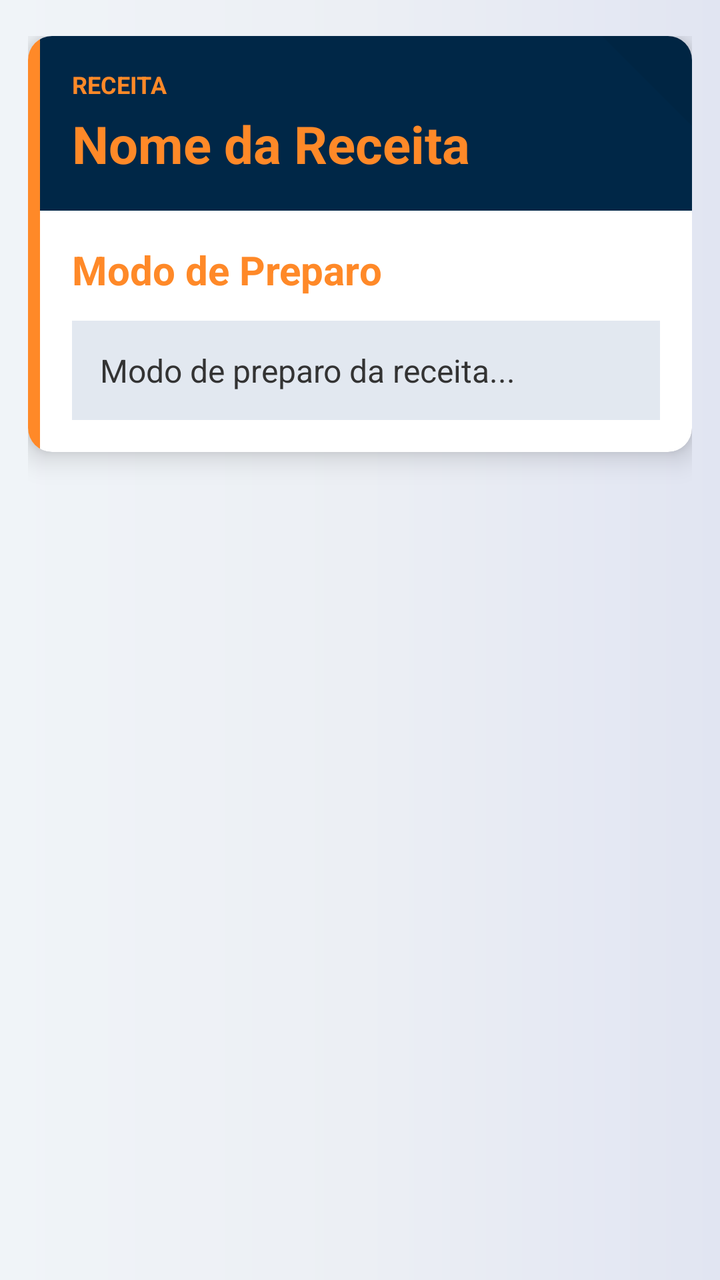
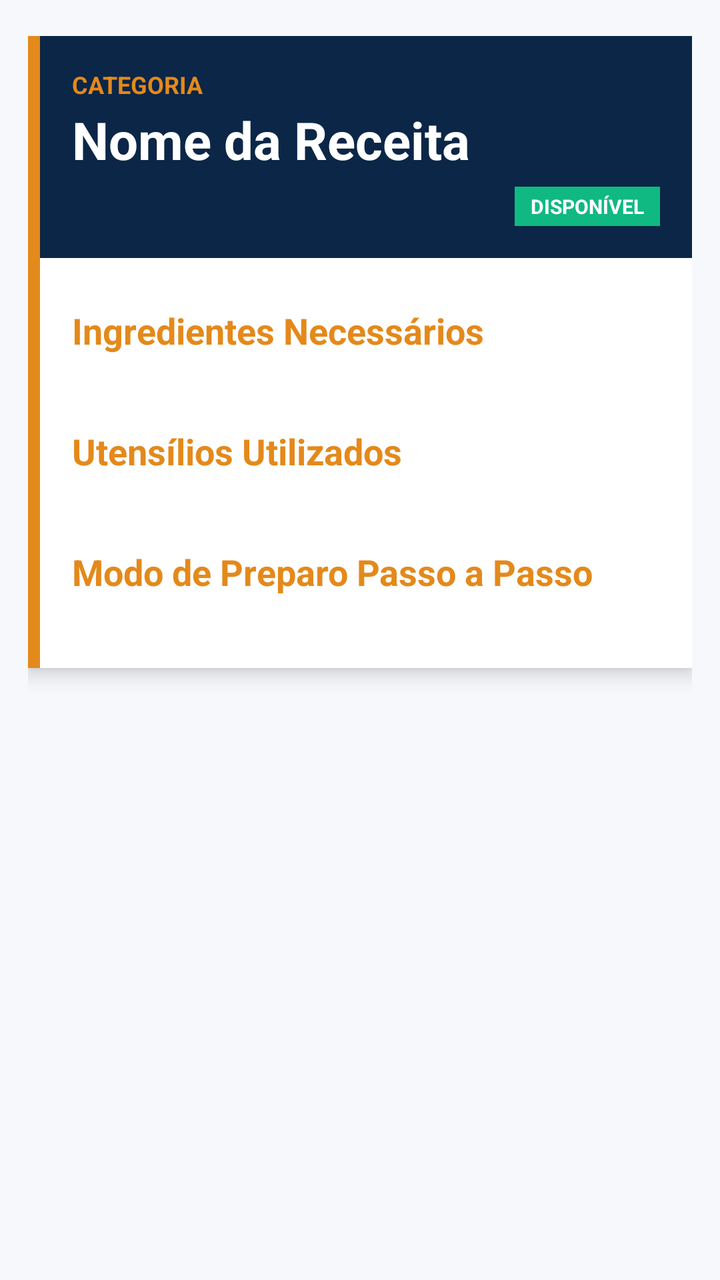

Compare the two renders of this Android layout. The source of the first and the diff that turns it into the second are given below.
<!-- AndroidManifest.xml: application theme Theme.MobileSIGEC -->
<!-- res/layout/fragment_detalhes_receita.xml -->
<?xml version="1.0" encoding="utf-8"?>
<ScrollView xmlns:android="http://schemas.android.com/apk/res/android"
    xmlns:app="http://schemas.android.com/apk/res-auto"
    android:layout_width="match_parent"
    android:layout_height="match_parent"
    android:background="@drawable/bg_gradient"
    android:fillViewport="true">

    <LinearLayout
        android:layout_width="match_parent"
        android:layout_height="wrap_content"
        android:orientation="vertical"
        android:paddingTop="18dp"
        android:paddingBottom="24dp"
        android:paddingStart="14dp"
        android:paddingEnd="14dp">

        
        <androidx.cardview.widget.CardView
            android:layout_width="match_parent"
            android:layout_height="wrap_content"
            app:cardCornerRadius="12dp"
            app:cardElevation="8dp"
            app:cardBackgroundColor="#FFFFFF">

            <LinearLayout
                android:layout_width="match_parent"
                android:layout_height="wrap_content"
                android:orientation="horizontal">

                
                <View
                    android:layout_width="6dp"
                    android:layout_height="match_parent"
                    android:background="@color/secondary_container" />

                <LinearLayout
                    android:layout_width="0dp"
                    android:layout_height="wrap_content"
                    android:layout_weight="1"
                    android:orientation="vertical">


                    
                    
                    

                    <FrameLayout
                        android:layout_width="match_parent"
                        android:layout_height="wrap_content"
                        android:background="@color/primary">

                        <ImageView
                            android:layout_width="45dp"
                            android:layout_height="45dp"
                            android:layout_gravity="top|end"
                            android:src="@drawable/bg_card_corner_accent"
                            app:tint="#40000000" />

                        <LinearLayout
                            android:layout_width="match_parent"
                            android:layout_height="wrap_content"
                            android:orientation="vertical"
                            android:padding="16dp">

                            <TextView
                                android:layout_width="wrap_content"
                                android:layout_height="wrap_content"
                                android:text="RECEITA"
                                android:textColor="@color/secondary_container"
                                android:textSize="12sp"
                                android:textStyle="bold" />


                            

                            <TextView
                                android:id="@+id/txtNomeReceita"
                                android:layout_width="match_parent"
                                android:layout_height="wrap_content"
                                android:text="Nome da Receita"
                                android:textColor="@color/secondary_container"
                                android:textSize="26sp"
                                android:textStyle="bold"
                                android:layout_marginTop="4dp" />

                        </LinearLayout>

                    </FrameLayout>


                    
                    
                    

                    <LinearLayout
                        android:layout_width="match_parent"
                        android:layout_height="wrap_content"
                        android:orientation="vertical"
                        android:padding="16dp">


                        

                        <TextView
                            android:layout_width="wrap_content"
                            android:layout_height="wrap_content"
                            android:text="Modo de Preparo"
                            android:textColor="@color/secondary_container"
                            android:textSize="20sp"
                            android:textStyle="bold"
                            android:layout_marginBottom="12dp" />


                        

                        <TextView
                            android:id="@+id/txtPreparoReceita"
                            android:layout_width="match_parent"
                            android:layout_height="wrap_content"
                            android:text="Modo de preparo da receita..."
                            android:textColor="#333333"
                            android:textSize="16sp"
                            android:background="#E2E8F0"
                            android:padding="14dp"
                            android:lineSpacingExtra="4dp" />

                    </LinearLayout>

                </LinearLayout>

            </LinearLayout>

        </androidx.cardview.widget.CardView>

    </LinearLayout>

</ScrollView>
<!-- resources referenced by this layout -->
<resources>
  <color name="primary">#002747</color>
  <color name="secondary_container">#ff8928</color>
  <!-- drawable bg_card_corner_accent (drawable) -->
  <?xml version="1.0" encoding="utf-8"?>
  <vector xmlns:android="http://schemas.android.com/apk/res/android"
      android:width="45dp"
      android:height="45dp"
      android:viewportWidth="45"
      android:viewportHeight="45">
  
      
      <path
          android:fillColor="#40ED7B23"
          android:pathData="M0,0 L45,0 L45,45 Z" />
  </vector>
  <!-- drawable bg_gradient (drawable) -->
  <?xml version="1.0" encoding="utf-8"?>
  <shape xmlns:android="http://schemas.android.com/apk/res/android"
      android:shape="rectangle">
      <gradient
          android:angle="0"
          android:startColor="#F0F4F8"
          android:centerColor="#ECEFF4"
          android:endColor="#E1E5F2"
          android:type="linear" />
  </shape>
  <style name="Theme.MobileSIGEC" parent="Theme.Material3.DayNight.NoActionBar">
          
          <item name="colorPrimary">@color/senac_blue</item>
          <item name="colorOnPrimary">@color/white</item>
          <item name="colorPrimaryContainer">@color/senac_blue</item>
          <item name="colorOnPrimaryContainer">@color/white</item>
  
          
          <item name="colorSecondary">@color/senac_orange</item>
          <item name="colorOnSecondary">@color/white</item>
          <item name="colorSecondaryContainer">@color/senac_orange</item>
          <item name="colorOnSecondaryContainer">@color/white</item>
  
          
          <item name="android:statusBarColor">@color/senac_blue</item>
          <item name="android:windowLightStatusBar">false</item>
          
      </style>
  <color name="senac_blue">#002747</color>
  <color name="white">#FFFFFFFF</color>
  <color name="senac_orange">#F7941D</color>
</resources>

<!-- the commit's change to res/layout/fragment_detalhes_receita.xml (unified diff, before → after) -->
@@ -1,9 +1,9 @@
 <?xml version="1.0" encoding="utf-8"?>
-<ScrollView xmlns:android="http://schemas.android.com/apk/res/android"
+<androidx.core.widget.NestedScrollView xmlns:android="http://schemas.android.com/apk/res/android"
     xmlns:app="http://schemas.android.com/apk/res-auto"
     android:layout_width="match_parent"
     android:layout_height="match_parent"
-    android:background="@drawable/bg_gradient"
+    android:background="#F6F8FB"
     android:fillViewport="true">
 
     <LinearLayout
@@ -19,10 +19,11 @@
         <androidx.cardview.widget.CardView
             android:layout_width="match_parent"
             android:layout_height="wrap_content"
-            app:cardCornerRadius="12dp"
-            app:cardElevation="8dp"
+            app:cardCornerRadius="0dp"
+            app:cardElevation="6dp"
             app:cardBackgroundColor="#FFFFFF">
 
+            
             <LinearLayout
                 android:layout_width="match_parent"
                 android:layout_height="wrap_content"
@@ -32,66 +33,55 @@
                 <View
                     android:layout_width="6dp"
                     android:layout_height="match_parent"
-                    android:background="@color/secondary_container" />
+                    android:background="#E4891b" />
 
+                
                 <LinearLayout
                     android:layout_width="0dp"
                     android:layout_height="wrap_content"
                     android:layout_weight="1"
                     android:orientation="vertical">
 
-
                     
-                    
-                    
-
-                    <FrameLayout
+                    <LinearLayout
                         android:layout_width="match_parent"
                         android:layout_height="wrap_content"
-                        android:background="@color/primary">
+                        android:background="#0B2647"
+                        android:orientation="vertical"
+                        android:padding="16dp">
 
-                        <ImageView
-                            android:layout_width="45dp"
-                            android:layout_height="45dp"
-                            android:layout_gravity="top|end"
-                            android:src="@drawable/bg_card_corner_accent"
-                            app:tint="#40000000" />
+                        <TextView
+                            android:id="@+id/txtCategoriaReceita"
+                            android:layout_width="wrap_content"
+                            android:layout_height="wrap_content"
+                            android:text="CATEGORIA"
+                            android:textColor="#E4891b"
+                            android:textSize="12sp"
+                            android:textStyle="bold" />
 
-                        <LinearLayout
+                        <TextView
+                            android:id="@+id/txtNomeReceita"
                             android:layout_width="match_parent"
                             android:layout_height="wrap_content"
-                            android:orientation="vertical"
-                            android:padding="16dp">
+                            android:layout_marginTop="2dp"
+                            android:text="Nome da Receita"
+                            android:textColor="#FFFFFF"
+                            android:textSize="26sp"
+                            android:textStyle="bold" />
 
-                            <TextView
-                                android:layout_width="wrap_content"
-                                android:layout_height="wrap_content"
-                                android:text="RECEITA"
-                                android:textColor="@color/secondary_container"
-                                android:textSize="12sp"
-                                android:textStyle="bold" />
-
-
-                            
-
-                            <TextView
-                                android:id="@+id/txtNomeReceita"
-                                android:layout_width="match_parent"
-                                android:layout_height="wrap_content"
-                                android:text="Nome da Receita"
-                                android:textColor="@color/secondary_container"
-                                android:textSize="26sp"
-                                android:textStyle="bold"
-                                android:layout_marginTop="4dp" />
-
-                        </LinearLayout>
-
-                    </FrameLayout>
-
-
-                    
-                    
-                    
+                        <TextView
+                            android:layout_width="wrap_content"
+                            android:layout_height="wrap_content"
+                            android:layout_gravity="end"
+                            android:layout_marginTop="6dp"
+                            android:background="#10B981"
+                            android:paddingHorizontal="8dp"
+                            android:paddingVertical="3dp"
+                            android:text="DISPONÍVEL"
+                            android:textColor="#FFFFFF"
+                            android:textSize="10sp"
+                            android:textStyle="bold" />
+                    </LinearLayout>
 
                     <LinearLayout
                         android:layout_width="match_parent"
@@ -99,40 +89,67 @@
                         android:orientation="vertical"
                         android:padding="16dp">
 
-
                         
-
+                        
+                        
                         <TextView
                             android:layout_width="wrap_content"
                             android:layout_height="wrap_content"
-                            android:text="Modo de Preparo"
-                            android:textColor="@color/secondary_container"
-                            android:textSize="20sp"
-                            android:textStyle="bold"
-                            android:layout_marginBottom="12dp" />
+                            android:layout_marginTop="8dp"
+                            android:layout_marginBottom="12dp"
+                            android:text="Ingredientes Necessários"
+                            android:textColor="#E4891b"
+                            android:textSize="18sp"
+                            android:textStyle="bold" />
 
+                        <LinearLayout
+                            android:id="@+id/containerIngredientes"
+                            android:layout_width="match_parent"
+                            android:layout_height="wrap_content"
+                            android:orientation="vertical" />
 
                         
+                        
+                        
+                        <TextView
+                            android:layout_width="wrap_content"
+                            android:layout_height="wrap_content"
+                            android:layout_marginTop="24dp"
+                            android:layout_marginBottom="12dp"
+                            android:text="Utensílios Utilizados"
+                            android:textColor="#E4891b"
+                            android:textSize="18sp"
+                            android:textStyle="bold" />
 
-                        <TextView
-                            android:id="@+id/txtPreparoReceita"
+                        <LinearLayout
+                            android:id="@+id/containerUtensilios"
                             android:layout_width="match_parent"
                             android:layout_height="wrap_content"
-                            android:text="Modo de preparo da receita..."
-                            android:textColor="#333333"
-                            android:textSize="16sp"
-                            android:background="#E2E8F0"
-                            android:padding="14dp"
-                            android:lineSpacingExtra="4dp" />
+                            android:orientation="vertical" />
+
+                        
+                        
+                        
+                        <TextView
+                            android:layout_width="wrap_content"
+                            android:layout_height="wrap_content"
+                            android:layout_marginTop="24dp"
+                            android:layout_marginBottom="12dp"
+                            android:text="Modo de Preparo Passo a Passo"
+                            android:textColor="#E4891b"
+                            android:textSize="18sp"
+                            android:textStyle="bold" />
+
+                        <LinearLayout
+                            android:id="@+id/containerPassos"
+                            android:layout_width="match_parent"
+                            android:layout_height="wrap_content"
+                            android:orientation="vertical"
+                            android:layout_marginBottom="8dp"/>
 
                     </LinearLayout>
-
                 </LinearLayout>
-
             </LinearLayout>
-
         </androidx.cardview.widget.CardView>
-
     </LinearLayout>
-
-</ScrollView>
+</androidx.core.widget.NestedScrollView>
<!-- resource entries referenced after the edit -->
@@ -1,31 +1,5 @@
 <!-- resources referenced by this layout -->
 <resources>
-  <color name="primary">#002747</color>
-  <color name="secondary_container">#ff8928</color>
-  <!-- drawable bg_card_corner_accent (drawable) -->
-  <?xml version="1.0" encoding="utf-8"?>
-  <vector xmlns:android="http://schemas.android.com/apk/res/android"
-      android:width="45dp"
-      android:height="45dp"
-      android:viewportWidth="45"
-      android:viewportHeight="45">
-  
-      
-      <path
-          android:fillColor="#40ED7B23"
-          android:pathData="M0,0 L45,0 L45,45 Z" />
-  </vector>
-  <!-- drawable bg_gradient (drawable) -->
-  <?xml version="1.0" encoding="utf-8"?>
-  <shape xmlns:android="http://schemas.android.com/apk/res/android"
-      android:shape="rectangle">
-      <gradient
-          android:angle="0"
-          android:startColor="#F0F4F8"
-          android:centerColor="#ECEFF4"
-          android:endColor="#E1E5F2"
-          android:type="linear" />
-  </shape>
   <style name="Theme.MobileSIGEC" parent="Theme.Material3.DayNight.NoActionBar">
           
           <item name="colorPrimary">@color/senac_blue</item>
